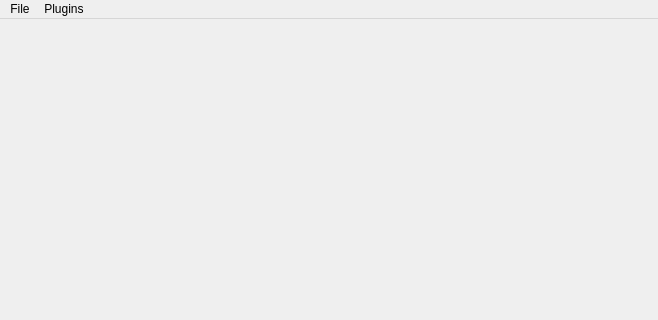
Above: Source/Applications/DREAM3D/UI_Files/DREAM3D_UI.ui from BlueQuartzSoftware/DREAM3D before the change; both pictures show x 0 to 658 and y 0 to 320 of the 658 by 627 pixel window. Below: the same form after it.
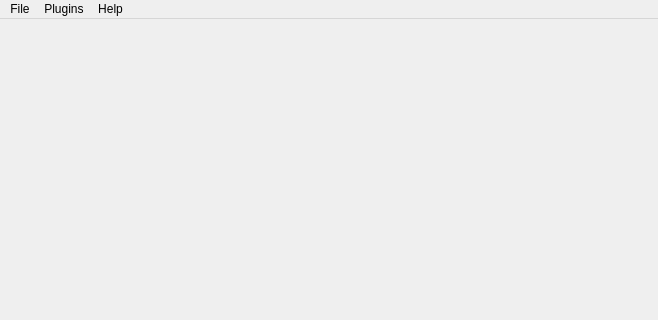
That is the form after the change.

Commit message: Adding a dedicated Help Dialog box where each plugin can provide HTML based Help or instructions on how to use the plugin.

Diff of the .ui file:
```diff
--- a/Source/Applications/DREAM3D/UI_Files/DREAM3D_UI.ui
+++ b/Source/Applications/DREAM3D/UI_Files/DREAM3D_UI.ui
@@ -80,8 +80,16 @@
     </widget>
     <addaction name="menuToolbar_Prefs"/>
    </widget>
+   <widget class="QMenu" name="menuHelp">
+    <property name="title">
+     <string>Help</string>
+    </property>
+    <addaction name="actionDREAM_3D_Help"/>
+    <addaction name="separator"/>
+   </widget>
    <addaction name="menuFile"/>
    <addaction name="menuPlugins"/>
+   <addaction name="menuHelp"/>
   </widget>
   <widget class="QStatusBar" name="statusbar"/>
   <action name="actionOpen">
```
Left out of the diff: 5 changed lines with no effect on the pictures. The commit also changes 26 other files.
